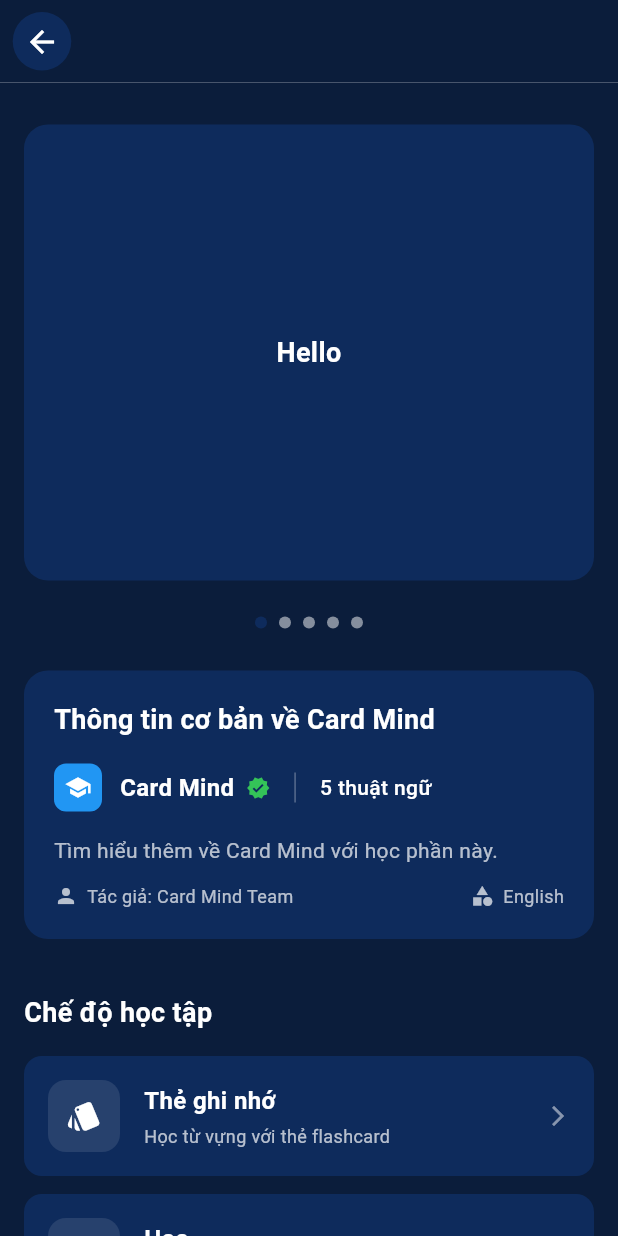
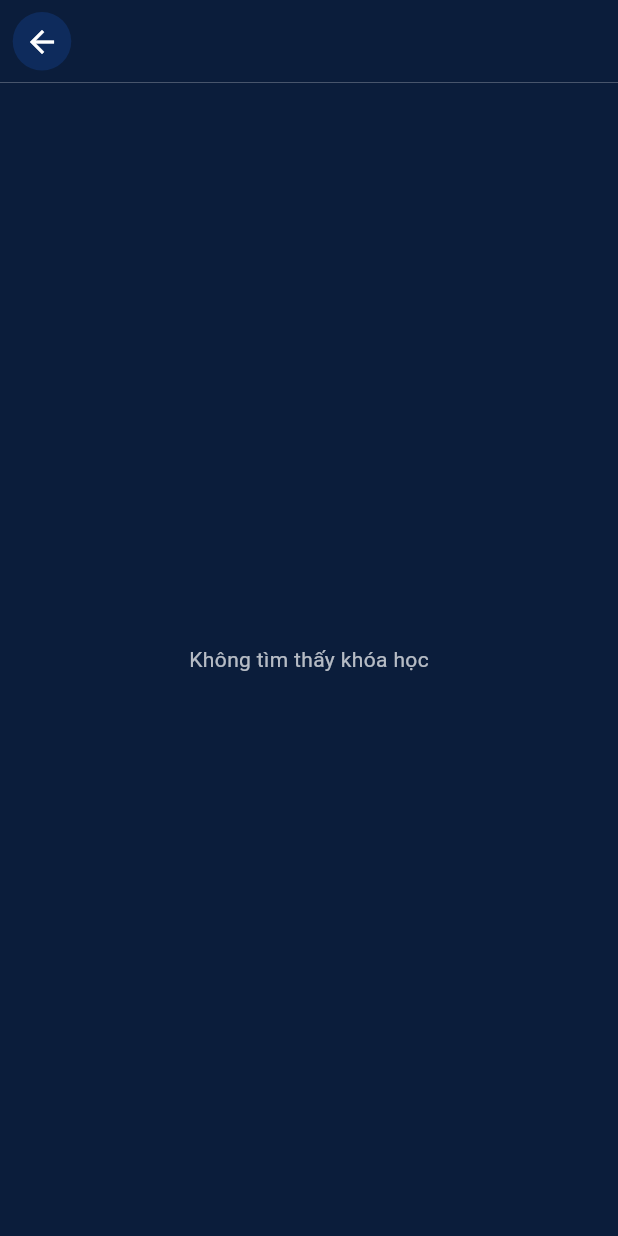
Before and after one commit to NguyenMinhDuc163/Card-Mind, a Flutter app: the screen it shows after launch, after a tap on "Xin chào bằng nhiều thứ tiếng", on a phone screen of 412 x 824 dp. Run offline on Flutter 3.47's test engine with Material 3 defaults, Android fonts, the phone set to English and light mode, and no system bars; drawn by our look-alikes of flip_card; our stand-ins replace cached_network_image, connectivity_plus, device_preview_plus, dio, easy_localization, envied and 11 more; missing offline and left inert: curl_logger_dio_interceptor, sp_util; accounts and stored records are empty.

Commit message:
[feat] intergation hive in info

```diff
--- /dev/null
+++ b/lib/modules/course/model/course_data.dart
@@ -0,0 +1,128 @@
+import 'package:equatable/equatable.dart';
+
+class CourseData extends Equatable {
+  final String id;
+  final String topic;
+  final String title;
+  final String? description;
+  final List<TermData> terms;
+  final DateTime createdAt;
+  final DateTime updatedAt;
+
+  const CourseData({
+    required this.id,
+    required this.topic,
+    required this.title,
+    this.description,
+    required this.terms,
+    required this.createdAt,
+    required this.updatedAt,
+  });
+
+  @override
+  List<Object?> get props => [
+    id,
+    topic,
+    title,
+    description,
+    terms,
+    createdAt,
+    updatedAt,
+  ];
+
+  CourseData copyWith({
+    String? id,
+    String? topic,
+    String? title,
+    String? description,
+    List<TermData>? terms,
+    DateTime? createdAt,
+    DateTime? updatedAt,
+  }) {
+    return CourseData(
+      id: id ?? this.id,
+      topic: topic ?? this.topic,
+      title: title ?? this.title,
+      description: description ?? this.description,
+      terms: terms ?? this.terms,
+      createdAt: createdAt ?? this.createdAt,
+      updatedAt: updatedAt ?? this.updatedAt,
+    );
+  }
+
+  Map<String, dynamic> toJson() {
+    return {
+      'id': id,
+      'topic': topic,
+      'title': title,
+      'description': description,
+      'terms': terms.map((x) => x.toJson()).toList(),
+      'createdAt': createdAt.toIso8601String(),
+      'updatedAt': updatedAt.toIso8601String(),
+    };
+  }
+
+  factory CourseData.fromJson(Map<String, dynamic> json) {
+    return CourseData(
+      id: json['id'] as String,
+      topic: json['topic'] as String,
+      title: json['title'] as String,
+      description: json['description'] as String?,
+      terms:
+          (json['terms'] as List<dynamic>)
+              .map((e) => TermData.fromJson(e as Map<String, dynamic>))
+              .toList(),
+      createdAt: DateTime.parse(json['createdAt'] as String),
+      updatedAt: DateTime.parse(json['updatedAt'] as String),
+    );
+  }
+}
+
+class TermData extends Equatable {
+  final String id;
+  final String term;
+  final String definition;
+  final String language;
+
+  const TermData({
+    required this.id,
+    required this.term,
+    required this.definition,
+    required this.language,
+  });
+
+  @override
+  List<Object?> get props => [id, term, definition, language];
+
+  TermData copyWith({
+    String? id,
+    String? term,
+    String? definition,
+    String? language,
+  }) {
+    return TermData(
+      id: id ?? this.id,
+      term: term ?? this.term,
+      definition: definition ?? this.definition,
+      language: language ?? this.language,
+    );
+  }
+
+  Map<String, dynamic> toJson() {
+    return {
+      'id': id,
+      'term': term,
+      'definition': definition,
+      'language': language,
+    };
+  }
+
+  factory TermData.fromJson(Map<String, dynamic> json) {
+    return TermData(
+      id: json['id'] as String,
+      term: json['term'] as String,
+      definition: json['definition'] as String,
+      language: json['language'] as String,
+    );
+  }
+}
--- /dev/null
+++ b/lib/modules/course/provider/course_info_notifier.dart
@@ -0,0 +1,111 @@
+import 'package:card_mind/init.dart';
+import 'package:card_mind/core/helpers/local_storage_helper.dart';
+import 'package:card_mind/modules/course/model/course_data.dart';
+import 'package:card_mind/data/models/course.dart';
+import 'package:card_mind/data/models/flashcard.dart';
+import 'package:flutter/foundation.dart';
+
+class CourseInfoNotifier extends ChangeNotifier {
+  CourseData? _courseData;
+  Course? _course;
+  List<Flashcard> _flashcards = [];
+  bool _isLoading = false;
+  String? _errorMessage;
+
+  CourseData? get courseData => _courseData;
+
+  Course? get course => _course;
+
+  List<Flashcard> get flashcards => _flashcards;
+
+  bool get isLoading => _isLoading;
+
+  String? get errorMessage => _errorMessage;
+
+  bool get hasError => _errorMessage != null;
+
+  Future<void> initializeData({String? courseId}) async {
+    _isLoading = true;
+    notifyListeners();
+    try {
+      if (courseId != null) {
+        await _loadCourseFromHive(courseId);
+      }
+      _errorMessage = null;
+    } catch (e) {
+      _errorMessage = 'Không thể tải dữ liệu: $e';
+    } finally {
+      _isLoading = false;
+      notifyListeners();
+    }
+  }
+
+  Future<void> _loadCourseFromHive(String courseId) async {
+    try {
+      final courseKeys = LocalStorageHelper.getValue('course_keys') as List<dynamic>? ?? [];
+
+      for (final key in courseKeys) {
+        final courseData = LocalStorageHelper.getValue(key as String);
+        if (courseData != null) {
+          final Map<String, dynamic> jsonData = {};
+          final Map<dynamic, dynamic> rawData = courseData as Map<dynamic, dynamic>;
+
+          rawData.forEach((key, value) {
+            jsonData[key.toString()] = _convertValue(value);
+          });
+
+          if (jsonData['id'] == courseId) {
+            _courseData = CourseData.fromJson(jsonData);
+            _convertToUICourse();
+            break;
+          }
+        }
+      }
+    } catch (e) {
+      throw Exception('Không thể load khóa học: $e');
+    }
+  }
+
+  void _convertToUICourse() {
+    if (_courseData == null) return;
+
+    _flashcards =
+        _courseData!.terms.map((term) {
+          return Flashcard(
+            id: term.id,
+            frontText: term.term,
+            backText: term.definition,
+            category: _courseData!.topic,
+            createdAt: _courseData!.createdAt,
+            updatedAt: _courseData!.updatedAt,
+          );
+        }).toList();
+
+    _course = Course(
+      id: _courseData!.id,
+      title: _courseData!.title,
+      description: _courseData!.description ?? '',
+      flashcards: _flashcards,
+      totalTerms: _flashcards.length,
+      isVerified: true,
+      author: 'User',
+      createdAt: _courseData!.createdAt,
+      updatedAt: _courseData!.updatedAt,
+      category: _courseData!.topic,
+    );
+  }
+
+  dynamic _convertValue(dynamic value) {
+    if (value is Map<dynamic, dynamic>) {
+      final Map<String, dynamic> result = {};
+      value.forEach((key, val) {
+        result[key.toString()] = _convertValue(val);
+      });
+      return result;
+    } else if (value is List<dynamic>) {
+      return value.map((item) => _convertValue(item)).toList();
+    } else {
+      return value;
+    }
+  }
+}
--- a/lib/modules/course/screen/course_info_screen.dart
+++ b/lib/modules/course/screen/course_info_screen.dart
@@ -1,12 +1,12 @@
 import 'package:flutter/material.dart';
 import 'package:card_mind/init.dart';
 import 'package:flutter/services.dart';
+import 'package:provider/provider.dart';
+import '../provider/course_info_notifier.dart';
 import '../widgets/flashcard_carousel_widget.dart';
 import '../widgets/course_info_widget.dart';
 import '../widgets/learning_options_widget.dart';
 import 'detail_flash_card_screen.dart';
-import '../../../data/models/course.dart';
-import '../../../data/models/flashcard.dart';
 
 class CourseInfoScreen extends StatefulWidget {
   const CourseInfoScreen({super.key});
@@ -16,77 +16,76 @@
 }
 
 class _CourseInfoScreenState extends State<CourseInfoScreen> {
-  late Course _course;
-  late List<Flashcard> _flashcards;
-
   @override
   void initState() {
     super.initState();
-    _initializeSampleData();
+    WidgetsBinding.instance.addPostFrameCallback((_) {
+      _initializeData();
+    });
   }
 
-  void _initializeSampleData() {
-    // Tạo dữ liệu mẫu cho demo
-    final now = DateTime.now();
-    _flashcards = [
-      Flashcard(
-        id: '1',
-        frontText: 'Hello',
-        backText: 'Xin chào',
-        category: 'Greetings',
-        createdAt: now,
-        updatedAt: now,
-      ),
-      Flashcard(
-        id: '2',
-        frontText: 'Goodbye',
-        backText: 'Tạm biệt',
-        category: 'Greetings',
-        createdAt: now,
-        updatedAt: now,
-      ),
-      Flashcard(
-        id: '3',
-        frontText: 'Thank you',
-        backText: 'Cảm ơn',
-        category: 'Politeness',
-        createdAt: now,
-        updatedAt: now,
-      ),
-      Flashcard(
-        id: '4',
-        frontText: 'Please',
-        backText: 'Làm ơn',
-        category: 'Politeness',
-        createdAt: now,
-        updatedAt: now,
-      ),
-      Flashcard(
-        id: '5',
-        frontText: 'Sorry',
-        backText: 'Xin lỗi',
-        category: 'Politeness',
-        createdAt: now,
-        updatedAt: now,
-      ),
-    ];
-
-    _course = Course(
-      id: '1',
-      title: 'Card Mind',
-      description: 'Tìm hiểu thêm về Card Mind với học phần này.',
-      flashcards: _flashcards,
-      totalTerms: _flashcards.length,
-      isVerified: true,
-      author: 'Card Mind Team',
-      createdAt: DateTime.now(),
-      updatedAt: DateTime.now(),
-      category: 'English',
-    );
+  Future<void> _initializeData() async {
+    final notifier = Provider.of<CourseInfoNotifier>(context, listen: false);
+    final courseId = ModalRoute.of(context)?.settings.arguments as String?;
+    await notifier.initializeData(courseId: courseId);
   }
 
   @override
   Widget build(BuildContext context) {
+    return Consumer<CourseInfoNotifier>(
+      builder: (context, notifier, child) {
+        if (notifier.isLoading) {
+          return FunctionScreenTemplate(
+            screen: const Scaffold(
+              backgroundColor: Color(0xFF0B1D3B),
+              body: Center(
+                child: CircularProgressIndicator(color: Colors.white),
+              ),
+            ),
+          );
+        }
+
+        if (notifier.hasError) {
+          return FunctionScreenTemplate(
+            screen: Scaffold(
+              backgroundColor: const Color(0xFF0B1D3B),
+              body: Center(
+                child: Column(
+                  mainAxisAlignment: MainAxisAlignment.center,
+                  children: [
+                    const Icon(Icons.error, color: Colors.white70, size: 48),
+                    const SizedBox(height: 16),
+                    Text(
+                      notifier.errorMessage ?? 'Có lỗi xảy ra',
+                      style: const TextStyle(color: Colors.white70),
+                      textAlign: TextAlign.center,
+                    ),
+                    const SizedBox(height: 16),
+                    ElevatedButton(
+                      onPressed: () => _initializeData(),
+                      child: const Text('Thử lại'),
+                    ),
+                  ],
+                ),
+              ),
+            ),
+          );
+        }
+
+        if (notifier.course == null || notifier.flashcards.isEmpty) {
+          return FunctionScreenTemplate(
+            screen: const Scaffold(
+              backgroundColor: Color(0xFF0B1D3B),
+              body: Center(
+                child: Text(
+                  'Không tìm thấy khóa học',
+                  style: TextStyle(color: Colors.white70),
+                ),
+              ),
+            ),
+          );
+        }
+
         return FunctionScreenTemplate(
           screen: Scaffold(
             backgroundColor: const Color(0xFF0B1D3B),
@@ -96,9 +95,9 @@
                   child: Padding(
                     padding: const EdgeInsets.only(top: 20),
                     child: FlashcardCarouselWidget(
-                  flashcards: _flashcards,
+                      flashcards: notifier.flashcards,
                       onPageChanged: (index) {
-
+                        // TODO: Handle page change
                       },
                       onCardTap: (flashcard) {
                         // TODO: Handle card tap
@@ -111,7 +110,7 @@
                 SliverToBoxAdapter(
                   child: Padding(
                     padding: const EdgeInsets.only(top: 20),
-                child: CourseInfoWidget(course: _course),
+                    child: CourseInfoWidget(course: notifier.course!),
                   ),
                 ),
 
@@ -133,6 +132,8 @@
             ),
           ),
         );
+      },
+    );
   }
 
   void _handleLearningModeTap(LearningMode mode) {
--- a/lib/modules/course/screen/course_result_screen.dart
+++ b/lib/modules/course/screen/course_result_screen.dart
@@ -2,7 +2,6 @@
 import 'package:card_mind/core/widgets/app_gap.dart';
 import 'package:card_mind/init.dart';
 import 'package:card_mind/modules/dashboard/screen/dashboard_screen.dart';
-import 'package:card_mind/modules/home/screen/home_screen.dart';
 import 'package:flutter/material.dart';
 import 'package:card_mind/core/theme/app_colors.dart';
 import 'package:card_mind/core/theme/app_pad.dart';
--- a/lib/modules/home/screen/home_screen.dart
+++ b/lib/modules/home/screen/home_screen.dart
@@ -155,6 +155,7 @@
                               () => Navigator.pushNamed(
                                 context,
                                 CourseInfoScreen.routeName,
+                                arguments: course.id,
                               ),
                           child: Container(
                             decoration: BoxDecoration(
--- a/lib/providers/provider_setup.dart
+++ b/lib/providers/provider_setup.dart
@@ -1,5 +1,8 @@
 import 'package:card_mind/modules/create_course/provider/create_course_notifier.dart';
 import 'package:card_mind/modules/home/provider/home_notifier.dart';
+import 'package:card_mind/modules/course/provider/course_info_notifier.dart';
+import 'package:card_mind/modules/course/provider/course_result_notifier.dart';
+import 'package:card_mind/modules/course/provider/detail_flash_card_notifier.dart';
 import 'package:provider/provider.dart';
 import 'package:provider/single_child_widget.dart';
 
@@ -8,6 +11,9 @@
     return [
       ChangeNotifierProvider(create: (_) => CreateCourseNotifier()),
       ChangeNotifierProvider(create: (_) => HomeNotifier()),
+      ChangeNotifierProvider(create: (_) => CourseInfoNotifier()),
+      ChangeNotifierProvider(create: (_) => CourseResultNotifier()),
+      ChangeNotifierProvider(create: (_) => DetailFlashCardNotifier()),
     ];
   }
 }
```
Also changed, not shown: lib/modules/course/provider/course_result_notifier.dart (added, +30 -0 lines), lib/modules/course/provider/detail_flash_card_notifier.dart (added, +30 -0 lines), lib/modules/course/services/course_interface.dart (added, +8 -0 lines), lib/modules/course/services/course_service.dart (added, +26 -0 lines). Lines whose indentation alone changed are shown as unchanged.
